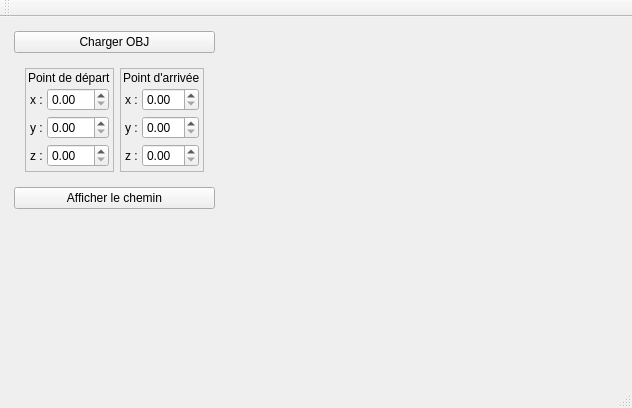
This is mainwindow.ui in SuperToad/Plus-court-chemin-vers-M2 as Qt 5 draws it before an edit. The edited form follows.
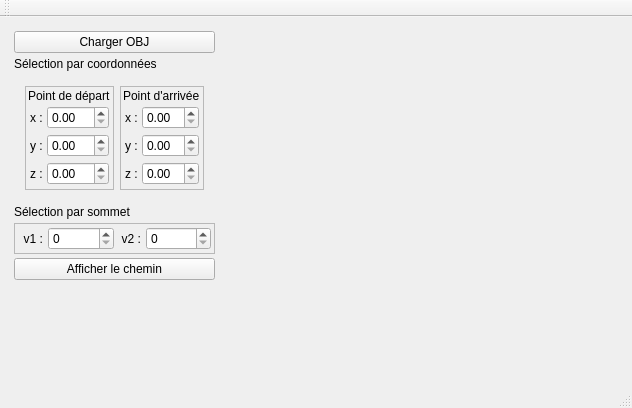
This is the edited form. Custom widgets are drawn as their Qt base class.

Commit message: On remet la selection par sommet

Patch:
```diff
--- a/mainwindow.ui
+++ b/mainwindow.ui
@@ -58,6 +58,13 @@
          </property>
         </widget>
        </item>
+       <item>
+        <widget class="QLabel" name="label_10">
+         <property name="text">
+          <string>Sélection par coordonnées</string>
+         </property>
+        </widget>
+       </item>
        <item>
         <widget class="QFrame" name="horizontalFrame">
          <property name="minimumSize">
@@ -351,6 +358,93 @@
          </layout>
         </widget>
        </item>
+       <item>
+        <widget class="QLabel" name="label_9">
+         <property name="text">
+          <string>Sélection par sommet</string>
+         </property>
+        </widget>
+       </item>
+       <item>
+        <widget class="QFrame" name="frame_2">
+         <property name="frameShape">
+          <enum>QFrame::StyledPanel</enum>
+         </property>
+         <property name="frameShadow">
+          <enum>QFrame::Raised</enum>
+         </property>
+         <layout class="QVBoxLayout" name="verticalLayout_3">
+          <property name="spacing">
+           <number>2</number>
+          </property>
+          <property name="leftMargin">
+           <number>1</number>
+          </property>
+          <property name="topMargin">
+           <number>2</number>
+          </property>
+          <property name="rightMargin">
+           <number>2</number>
+          </property>
+          <property name="bottomMargin">
+           <number>2</number>
+          </property>
+          <item>
+           <widget class="QWidget" name="widget_5" native="true">
+            <layout class="QHBoxLayout" name="horizontalLayout_5">
+             <property name="spacing">
+              <number>1</number>
+             </property>
+             <property name="leftMargin">
+              <number>1</number>
+             </property>
+             <property name="topMargin">
+              <number>1</number>
+             </property>
+             <property name="rightMargin">
+              <number>1</number>
+             </property>
+             <property name="bottomMargin">
+              <number>1</number>
+             </property>
+             <item>
+              <widget class="QLabel" name="label_v1_chemin">
+               <property name="sizePolicy">
+                <sizepolicy hsizetype="Maximum" vsizetype="Preferred">
+                 <horstretch>0</horstretch>
+                 <verstretch>0</verstretch>
+                </sizepolicy>
+               </property>
+               <property name="text">
+                <string>  v1 : </string>
+               </property>
+              </widget>
+             </item>
+             <item>
+              <widget class="QSpinBox" name="spinBox_v1_chemin"/>
+             </item>
+             <item>
+              <widget class="QLabel" name="label_v2_chemin">
+               <property name="sizePolicy">
+                <sizepolicy hsizetype="Maximum" vsizetype="Preferred">
+                 <horstretch>0</horstretch>
+                 <verstretch>0</verstretch>
+                </sizepolicy>
+               </property>
+               <property name="text">
+                <string>  v2 : </string>
+               </property>
+              </widget>
+             </item>
+             <item>
+              <widget class="QSpinBox" name="spinBox_v2_chemin"/>
+             </item>
+            </layout>
+           </widget>
+          </item>
+         </layout>
+        </widget>
+       </item>
        <item>
         <widget class="QPushButton" name="pushButton_afficherChemin">
          <property name="text">
```
The commit also changes 1 other file.
